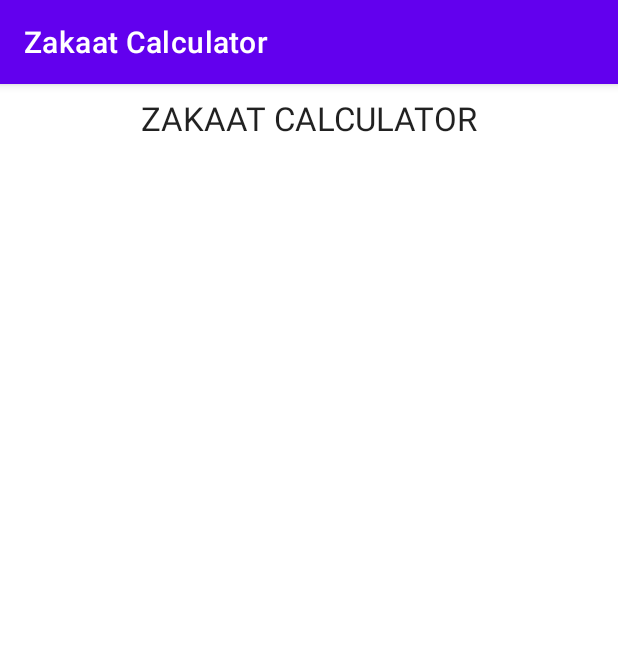
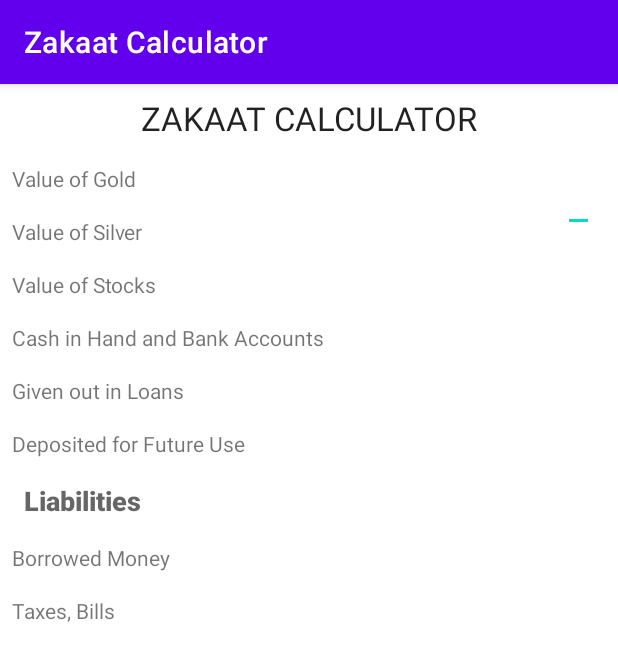
Before and after one commit to IqrarH/Zakaat_Calculator_Android, an Android app: the screen it shows after launch (MainActivity), on a phone screen of 412 x 824 dp. Shown: the top 661 px of the screen. Run offline under Robolectric (Android 15) with nearby library versions, the phone set to English and light mode, and no system bars.

Commit message:
text views done

```diff
--- a/app/src/main/res/layout/activity_main.xml
+++ b/app/src/main/res/layout/activity_main.xml
@@ -19,4 +19,104 @@
         app:layout_constraintStart_toStartOf="parent"
         app:layout_constraintTop_toTopOf="parent" />
 
+    <TextView
+        android:id="@+id/textView"
+        android:layout_width="wrap_content"
+        android:layout_height="wrap_content"
+        android:layout_marginStart="8dp"
+        android:layout_marginTop="16dp"
+        android:text="Value of Gold"
+        app:layout_constraintStart_toStartOf="parent"
+        app:layout_constraintTop_toBottomOf="@+id/headingtv" />
+
+    <EditText
+        android:layout_width="wrap_content"
+        android:layout_height="wrap_content"
+        android:layout_marginTop="16dp"
+        android:layout_marginEnd="16dp"
+        app:layout_constraintEnd_toEndOf="parent"
+        app:layout_constraintTop_toBottomOf="@+id/headingtv" />
+
+    <TextView
+        android:id="@+id/textView2"
+        android:layout_width="wrap_content"
+        android:layout_height="wrap_content"
+        android:layout_marginStart="8dp"
+        android:layout_marginTop="16dp"
+        android:text="Value of Silver"
+        app:layout_constraintStart_toStartOf="parent"
+        app:layout_constraintTop_toBottomOf="@+id/textView" />
+
+    <TextView
+        android:id="@+id/textView3"
+        android:layout_width="wrap_content"
+        android:layout_height="wrap_content"
+        android:layout_marginStart="8dp"
+        android:layout_marginTop="16dp"
+        android:text="Value of Stocks"
+        app:layout_constraintStart_toStartOf="parent"
+        app:layout_constraintTop_toBottomOf="@+id/textView2" />
+
+    <TextView
+        android:id="@+id/textView4"
+        android:layout_width="wrap_content"
+        android:layout_height="wrap_content"
+        android:layout_marginStart="8dp"
+        android:layout_marginTop="16dp"
+        android:text="Cash in Hand and Bank Accounts"
+        app:layout_constraintStart_toStartOf="parent"
+        app:layout_constraintTop_toBottomOf="@+id/textView3" />
+
+    <TextView
+        android:id="@+id/textView5"
+        android:layout_width="wrap_content"
+        android:layout_height="wrap_content"
+        android:layout_marginStart="8dp"
+        android:layout_marginTop="16dp"
+        android:text="Given out in Loans"
+        app:layout_constraintStart_toStartOf="parent"
+        app:layout_constraintTop_toBottomOf="@+id/textView4" />
+
+    <TextView
+        android:id="@+id/textView6"
+        android:layout_width="wrap_content"
+        android:layout_height="wrap_content"
+        android:layout_marginStart="8dp"
+        android:layout_marginTop="16dp"
+        android:text="Deposited for Future Use"
+        app:layout_constraintStart_toStartOf="parent"
+        app:layout_constraintTop_toBottomOf="@+id/textView5" />
+
+    <TextView
+        android:id="@+id/textView7"
+        android:layout_width="wrap_content"
+        android:layout_height="wrap_content"
+        android:layout_marginStart="16dp"
+        android:layout_marginTop="16dp"
+        android:fontFamily="sans-serif-black"
+        android:text="Liabilities"
+        android:textAppearance="@style/TextAppearance.AppCompat.Medium"
+        app:layout_constraintStart_toStartOf="parent"
+        app:layout_constraintTop_toBottomOf="@+id/textView6" />
+
+    <TextView
+        android:id="@+id/textView8"
+        android:layout_width="wrap_content"
+        android:layout_height="wrap_content"
+        android:layout_marginStart="8dp"
+        android:layout_marginTop="16dp"
+        android:text="Borrowed Money"
+        app:layout_constraintStart_toStartOf="parent"
+        app:layout_constraintTop_toBottomOf="@+id/textView7" />
+
+    <TextView
+        android:id="@+id/textView9"
+        android:layout_width="wrap_content"
+        android:layout_height="wrap_content"
+        android:layout_marginStart="8dp"
+        android:layout_marginTop="16dp"
+        android:text="Taxes, Bills"
+        app:layout_constraintStart_toStartOf="parent"
+        app:layout_constraintTop_toBottomOf="@+id/textView8" />
+
 </androidx.constraintlayout.widget.ConstraintLayout>
```
